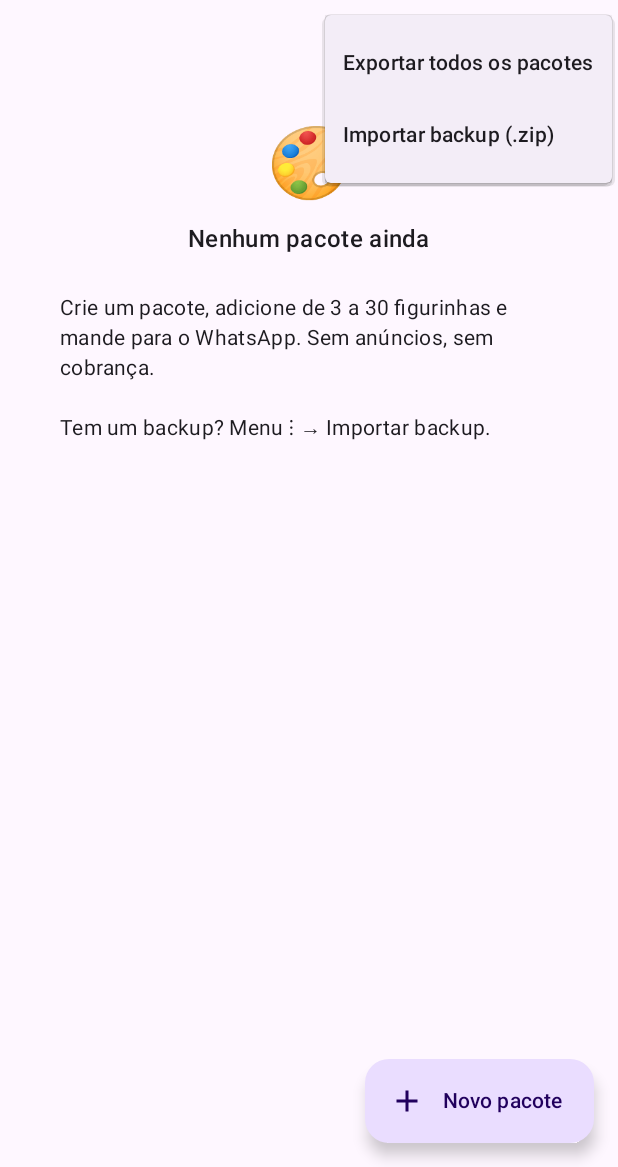
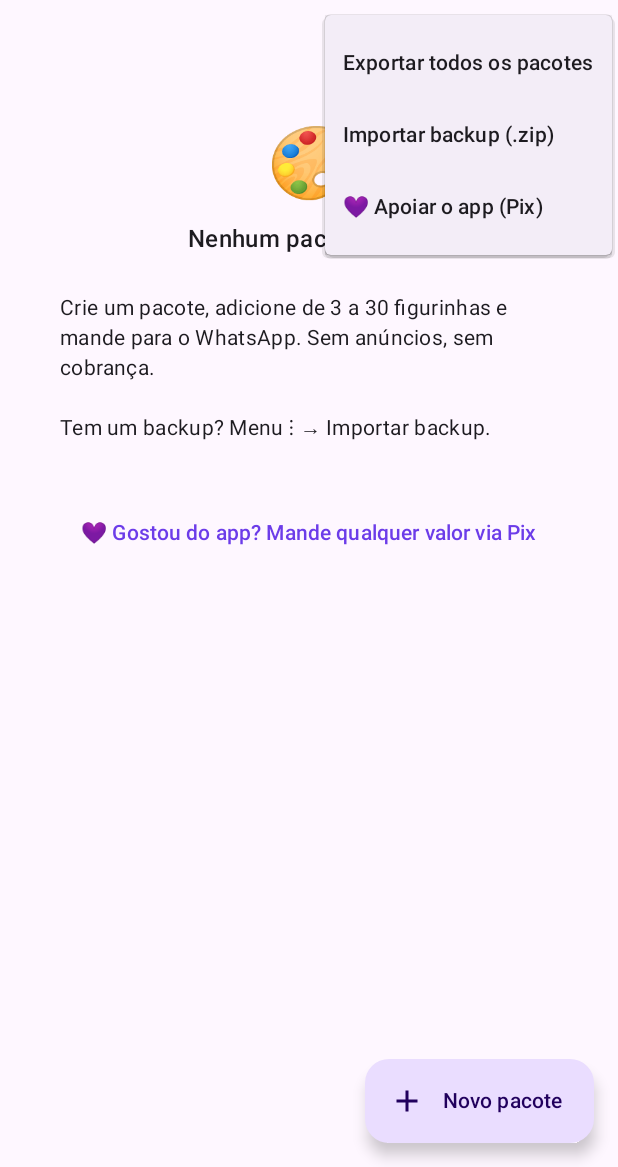
Before and after one commit to trevisollinux/conselheiro-ia, an Android app built with Jetpack Compose: the screen it shows after launch (MainActivity), after a tap on "Mais opções", on a phone screen of 412 x 824 dp, the part 69-1236 px from its top. Run offline under Robolectric (Android 15) with nearby library versions, the phone set to English and light mode, and no system bars.

Commit message:
Unusual Stickers: chave Pix para quem quiser apoiar
Item no menu e convite no fim da lista abrem uma janela com a chave e o
botão de copiar; o app continua grátis e sem anúncios.

Co-Authored-By: Claude Opus 5.5 <noreply@anthropic.com>
Claude-Session: https://claude.ai/code/session_01N65Cds3oqQNZRBQyDDUYg6

```diff
--- a/sticker/src/main/java/com/trevisolli/conselheirosticker/ui/Screens.kt
+++ b/sticker/src/main/java/com/trevisolli/conselheirosticker/ui/Screens.kt
@@ -127,6 +127,8 @@ fun PackListScreen(
     }
     var creating by remember { mutableStateOf(false) }
     var menu by remember { mutableStateOf(false) }
+    var supporting by remember { mutableStateOf(false) }
+    val scope = rememberCoroutineScope()
     val snackbar = remember { SnackbarHostState() }
     val backup = rememberBackupActions(store, snackbar, onImported = { version++ })
 
@@ -147,6 +149,10 @@ fun PackListScreen(
                         DropdownMenuItem(
                             text = { Text("Importar backup (.zip)") },
                             onClick = { menu = false; backup.import() },
+                        )
+                        DropdownMenuItem(
+                            text = { Text("💜 Apoiar o app (Pix)") },
+                            onClick = { menu = false; supporting = true },
                         )
                     }
                 },
@@ -216,8 +222,20 @@ fun PackListScreen(
                     }
                 }
             }
+            item {
+                TextButton(onClick = { supporting = true }, modifier = Modifier.fillMaxWidth()) {
+                    Text("💜 Gostou do app? Mande qualquer valor via Pix")
+                }
+            }
             item { Spacer(Modifier.height(72.dp)) }
         }
+    }
+
+    if (supporting) {
+        SupportDialog(
+            onDismiss = { supporting = false },
+            onCopied = { scope.launch { snackbar.showSnackbar("Chave Pix copiada: $PIX_KEY") } },
+        )
     }
 
     if (creating) {
```
Also changed, not shown: sticker/src/main/java/com/trevisolli/conselheirosticker/ui/Support.kt (added, +40 -0 lines), 1 other file.
